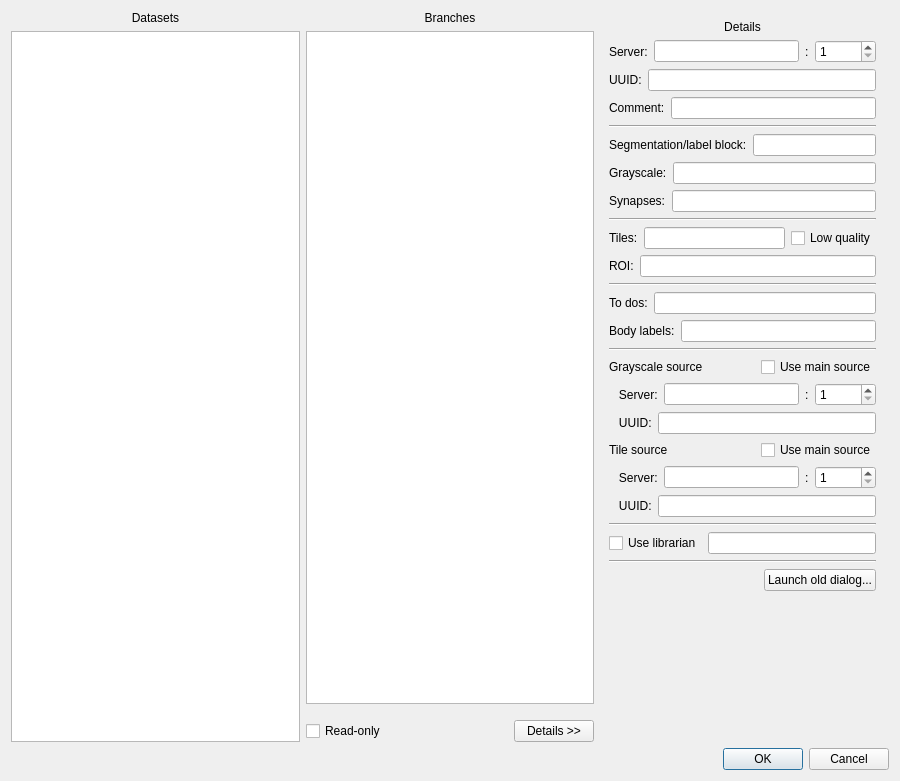
Qt form neurolabi/gui/dialogs/dvidbranchdialog.ui (janelia-flyem/NeuTu) before a commit.
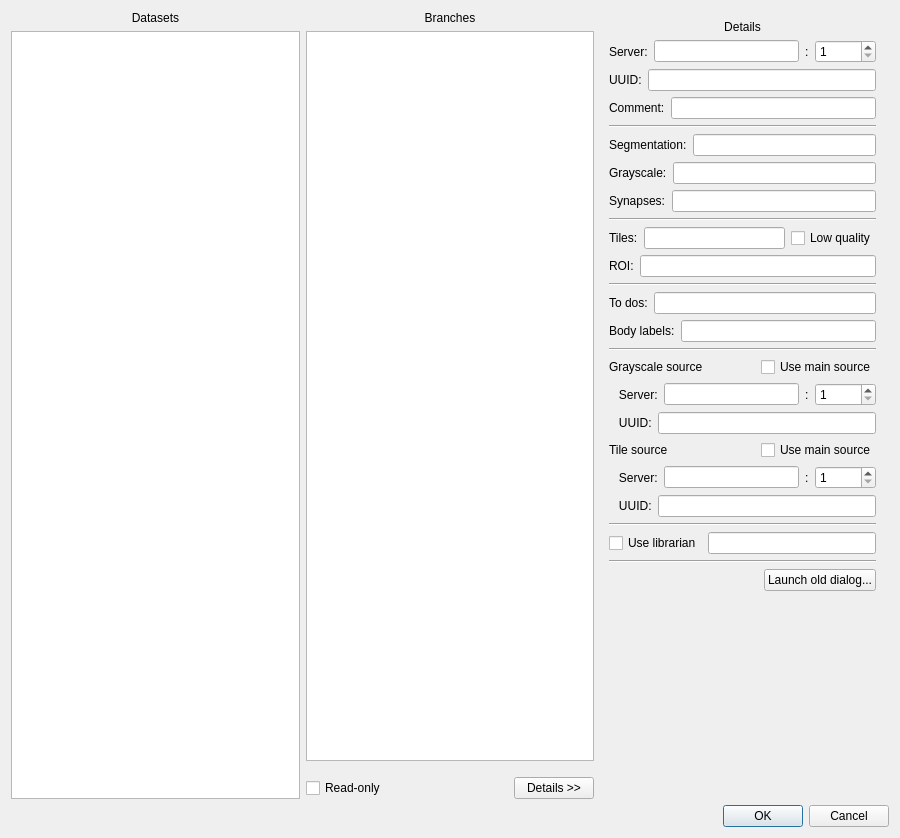
The same form after that commit.

```diff
--- a/neurolabi/gui/dialogs/dvidbranchdialog.ui
+++ b/neurolabi/gui/dialogs/dvidbranchdialog.ui
@@ -7,7 +7,7 @@
     <x>0</x>
     <y>0</y>
     <width>900</width>
-    <height>781</height>
+    <height>838</height>
    </rect>
   </property>
   <property name="windowTitle">
@@ -191,7 +191,7 @@
           <item>
            <widget class="QLabel" name="label">
             <property name="text">
-             <string>Segmentation/label block:</string>
+             <string>Segmentation:</string>
             </property>
            </widget>
           </item>
```
Left out of the diff: 2 changed lines with no effect on the pictures.
